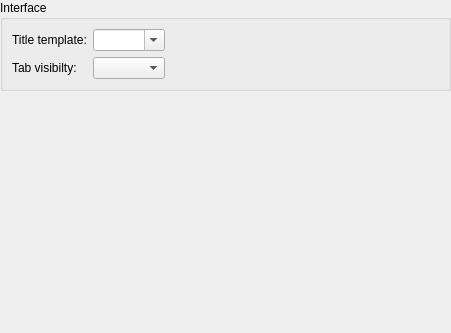
Above: resources/ui/configure/mainwindow.ui from prymatex/prymatex before the change. Below: the same form after it.
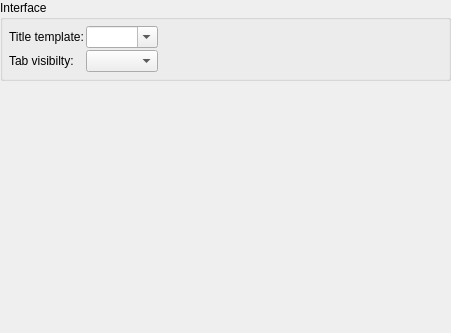
That is the form after the change.

Diff of the .ui file:
```diff
--- a/resources/ui/configure/mainwindow.ui
+++ b/resources/ui/configure/mainwindow.ui
@@ -29,6 +29,15 @@
       <property name="fieldGrowthPolicy">
        <enum>QFormLayout::ExpandingFieldsGrow</enum>
       </property>
+      <property name="horizontalSpacing">
+       <number>2</number>
+      </property>
+      <property name="verticalSpacing">
+       <number>2</number>
+      </property>
+      <property name="margin">
+       <number>6</number>
+      </property>
       <item row="0" column="0">
        <widget class="QLabel" name="label_2">
         <property name="text">
```
